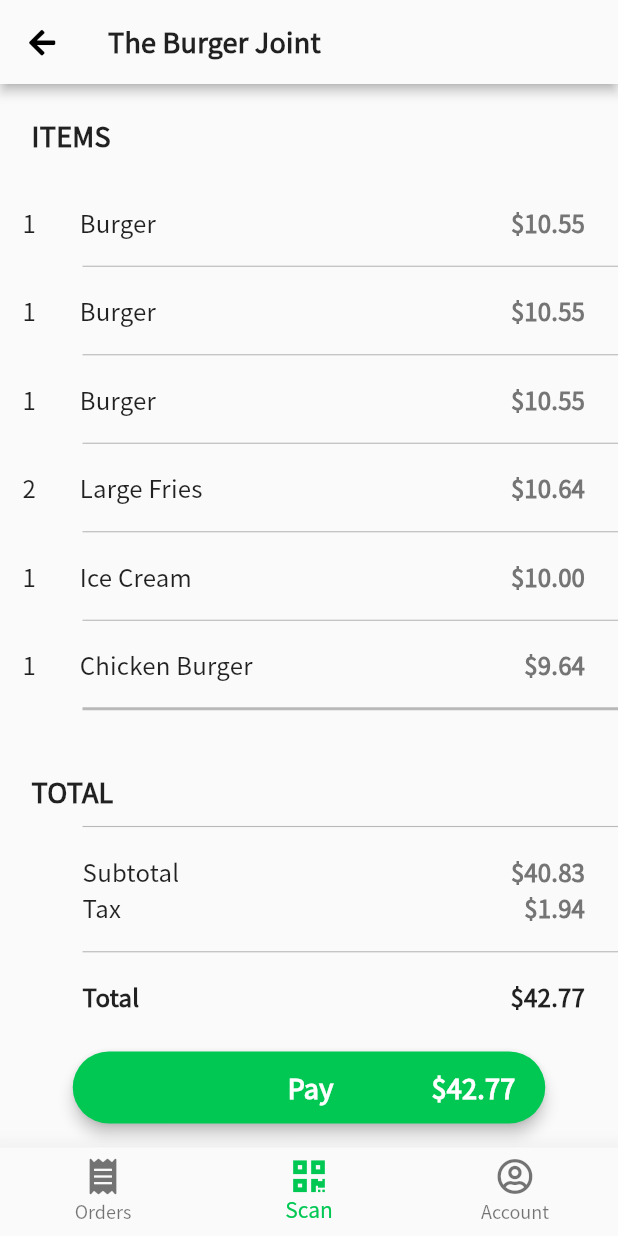
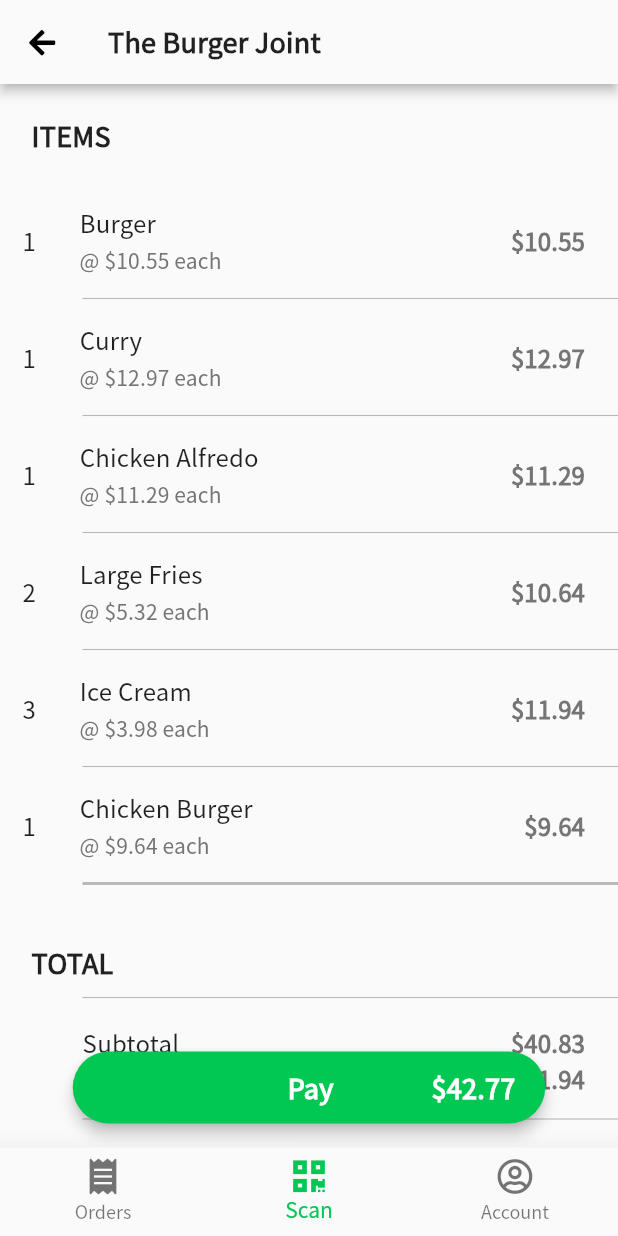
Before and after one commit to kchangela7/dinendash, a Flutter app: the screen it shows once a user with an empty profile is signed in, on a phone screen of 412 x 824 dp. Run offline on Flutter 3.47's test engine with Material 2 defaults, Android fonts, the phone set to English and light mode, and no system bars; our stand-ins replace cloud_firestore, firebase_auth, flutter_spinkit, font_awesome_flutter, form_field_validator, google_sign_in; missing offline and left inert: barcode_scan; accounts and stored records are empty.

```diff
--- a/lib/main.dart
+++ b/lib/main.dart
@@ -20,7 +20,7 @@ class MyApp extends StatelessWidget {
           primaryColor: primary,
           scaffoldBackgroundColor: background,
           fontFamily: "NotoSansJP",
-          dividerTheme: DividerThemeData(thickness: 0.75, space: 35, indent: 40, color: Colors.black26)
+          dividerTheme: DividerThemeData(thickness: 0.75, space: 30, indent: 40, color: Colors.black26)
         ),
         home: Wrapper(),
       ),
--- a/lib/paths/home/screens/scan/myOrder.dart
+++ b/lib/paths/home/screens/scan/myOrder.dart
@@ -18,7 +18,7 @@ class _MyOrderState extends State<MyOrder> {
 
   Stream<Map<String, dynamic>> _currentOrder = (() async* {
     Map<String, dynamic> data = {
-      "order": [{"item": "Burger", "price": 10.55, "quantity": 1}, {"item": "Burger", "price": 10.55, "quantity": 1}, {"item": "Burger", "price": 10.55, "quantity": 1}, {"item": "Large Fries", "price": 5.32, "quantity": 2}, {"item": "Ice Cream", "price": 10.00, "quantity": 1}, {"item": "Chicken Burger", "price": 9.64, "quantity": 1}],
+      "order": [{"item": "Burger", "price": 10.55, "quantity": 1}, {"item": "Curry", "price": 12.97, "quantity": 1}, {"item": "Chicken Alfredo", "price": 11.29, "quantity": 1}, {"item": "Large Fries", "price": 5.32, "quantity": 2}, {"item": "Ice Cream", "price": 3.98, "quantity": 3}, {"item": "Chicken Burger", "price": 9.64, "quantity": 1}],
       "totals": {"subtotal": 40.83, "tax": 1.94, "total": 42.77}
     };
     await Future<void>.delayed(Duration(seconds: 1));
@@ -107,7 +107,7 @@ class _MyOrderState extends State<MyOrder> {
                 // Items Section
                 for (var i = 0; i < order.length; i++) {
                   var currentItem = order[i];
-                  double itemPrice = currentItem['price'] * currentItem['quantity'];
+                  double itemTotalPrice = currentItem['price'] * currentItem['quantity'];
                   children.add(
                     Column(
                       children: <Widget>[
@@ -122,6 +122,9 @@ class _MyOrderState extends State<MyOrder> {
                                   style: kOrderTextStyle
                                 ),
                                 SizedBox(width: 29),
+                                Column(
+                                  crossAxisAlignment: CrossAxisAlignment.start,
+                                  children: <Widget>[
                                     Container(
                                       constraints: BoxConstraints(maxWidth: 225),
                                       child: Text(
@@ -131,12 +134,16 @@ class _MyOrderState extends State<MyOrder> {
                                         style: kOrderTextStyle,
                                       ),
                                     ),
+                                    SizedBox(height: 3),
+                                    Text("@ \$${currentItem["price"].toStringAsFixed(2)} each", style: kCurrencyStyleSmall),
+                                  ],
+                                ),
                               ],
                             ),
                             Padding(
                               padding: const EdgeInsets.fromLTRB(0, 0, 22, 0),
                               child: Text(
-                                '\$${itemPrice.toStringAsFixed(2)}',
+                                '\$${itemTotalPrice.toStringAsFixed(2)}',
                                 style: kCurrencyStyle,
                               ),
                             )
@@ -174,14 +181,14 @@ class _MyOrderState extends State<MyOrder> {
                             mainAxisAlignment: MainAxisAlignment.spaceBetween,
                             children: <Widget>[
                               Text("Subtotal", style: kOrderTextStyle),
-                              Text("\$${totals["subtotal"]}", style: kCurrencyStyle)
+                              Text("\$${totals["subtotal"].toStringAsFixed(2)}", style: kCurrencyStyle)
                             ],
                           ),
                           Row(
                             mainAxisAlignment: MainAxisAlignment.spaceBetween,
                             children: <Widget>[
                               Text("Tax", style: kOrderTextStyle),
-                              Text("\$${totals["tax"]}", style: kCurrencyStyle)
+                              Text("\$${totals["tax"].toStringAsFixed(2)}", style: kCurrencyStyle)
                             ],
                           ),
                         ],
@@ -195,7 +202,7 @@ class _MyOrderState extends State<MyOrder> {
                         mainAxisAlignment: MainAxisAlignment.spaceBetween,
                         children: <Widget>[
                           Text("Total", style: kOrderTextBoldStyle),
-                          Text("\$${totals["total"]}", style: kOrderTextBoldStyle)
+                          Text("\$${totals["total"].toStringAsFixed(2)}", style: kOrderTextBoldStyle)
                         ],
                       ),
                     ),
@@ -247,7 +254,7 @@ class _MyOrderState extends State<MyOrder> {
                 children: <Widget>[
                   SizedBox(width: 58),
                   Text('Pay', style: kOrderHeaderStyle),
-                  Text('\$${totals["total"]}', style: kOrderHeaderStyle)
+                  Text('\$${totals["total"].toStringAsFixed(2)}', style: kOrderHeaderStyle)
                 ],
               ),
             ),
--- a/lib/shared/constants.dart
+++ b/lib/shared/constants.dart
@@ -43,6 +43,12 @@ final kCurrencyStyle = TextStyle(
   color: Colors.grey[600]
 );
 
+final kCurrencyStyleSmall = TextStyle(
+  fontWeight: FontWeight.w500,
+  letterSpacing: 0.1,
+  color: Colors.grey[600]
+);
+
 final kOrderHeaderStyle = TextStyle(
   letterSpacing: 0.15,
   fontSize: 18,
```
Also changed, not shown: lib/paths/home/screens/scan/pay.dart (+96 -41 lines). Lines whose indentation alone changed are shown as unchanged.
